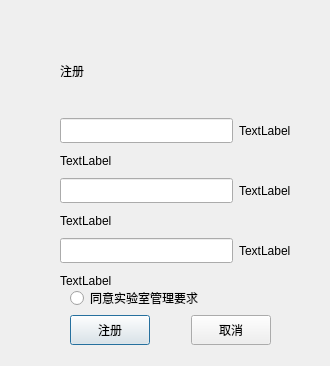
Qt form FileManagement/Register.ui (hhyvs111/FileManagement) before a commit.
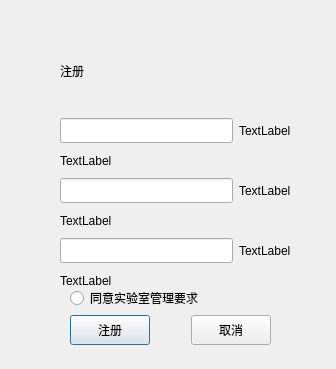
The same form after that commit.

What changed in the file:
```diff
--- a/FileManagement/Register.ui
+++ b/FileManagement/Register.ui
@@ -6,8 +6,8 @@
    <rect>
     <x>0</x>
     <y>0</y>
-    <width>330</width>
-    <height>366</height>
+    <width>336</width>
+    <height>369</height>
    </rect>
   </property>
   <property name="windowTitle">
```
